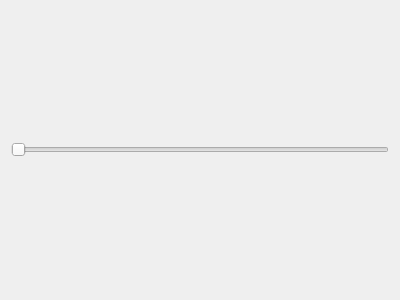
This is form/timeline.ui in IdrisMiles/anim_diff as Qt 5 draws it before an edit. The edited form follows.
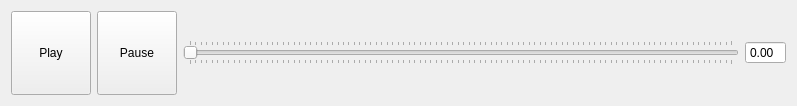
This is the edited form.

Commit message: added a nice timeline and started creating its class

What changed in the file:
```diff
--- a/form/timeline.ui
+++ b/form/timeline.ui
@@ -6,8 +6,8 @@
    <rect>
     <x>0</x>
     <y>0</y>
-    <width>400</width>
-    <height>300</height>
+    <width>797</width>
+    <height>106</height>
    </rect>
   </property>
   <property name="windowTitle">
@@ -15,9 +15,78 @@
   </property>
   <layout class="QHBoxLayout" name="horizontalLayout">
    <item>
-    <widget class="QSlider" name="horizontalSlider">
+    <widget class="QPushButton" name="button_play">
+     <property name="sizePolicy">
+      <sizepolicy hsizetype="Minimum" vsizetype="Expanding">
+       <horstretch>0</horstretch>
+       <verstretch>0</verstretch>
+      </sizepolicy>
+     </property>
+     <property name="minimumSize">
+      <size>
+       <width>30</width>
+       <height>30</height>
+      </size>
+     </property>
+     <property name="text">
+      <string>Play</string>
+     </property>
+    </widget>
+   </item>
+   <item>
+    <widget class="QPushButton" name="button_pause">
+     <property name="sizePolicy">
+      <sizepolicy hsizetype="Minimum" vsizetype="Expanding">
+       <horstretch>0</horstretch>
+       <verstretch>0</verstretch>
+      </sizepolicy>
+     </property>
+     <property name="text">
+      <string>Pause</string>
+     </property>
+     <property name="iconSize">
+      <size>
+       <width>24</width>
+       <height>24</height>
+      </size>
+     </property>
+     <property name="default">
+      <bool>false</bool>
+     </property>
+     <property name="flat">
+      <bool>false</bool>
+     </property>
+    </widget>
+   </item>
+   <item>
+    <widget class="QSlider" name="slider_time">
      <property name="orientation">
       <enum>Qt::Horizontal</enum>
+     </property>
+     <property name="invertedAppearance">
+      <bool>false</bool>
+     </property>
+     <property name="invertedControls">
+      <bool>false</bool>
+     </property>
+     <property name="tickPosition">
+      <enum>QSlider::TicksBothSides</enum>
+     </property>
+     <property name="tickInterval">
+      <number>0</number>
+     </property>
+    </widget>
+   </item>
+   <item>
+    <widget class="QDoubleSpinBox" name="spin_time">
+     <property name="readOnly">
+      <bool>false</bool>
+     </property>
+     <property name="buttonSymbols">
+      <enum>QAbstractSpinBox::NoButtons</enum>
+     </property>
+     <property name="accelerated">
+      <bool>false</bool>
      </property>
     </widget>
    </item>
```
Left out of the diff: 4 changed lines with no effect on the pictures. The commit also changes 4 other files.
